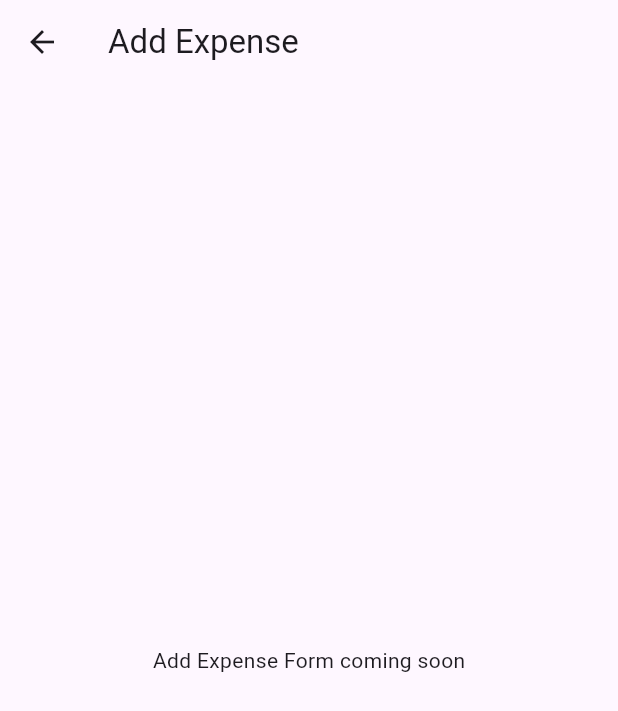
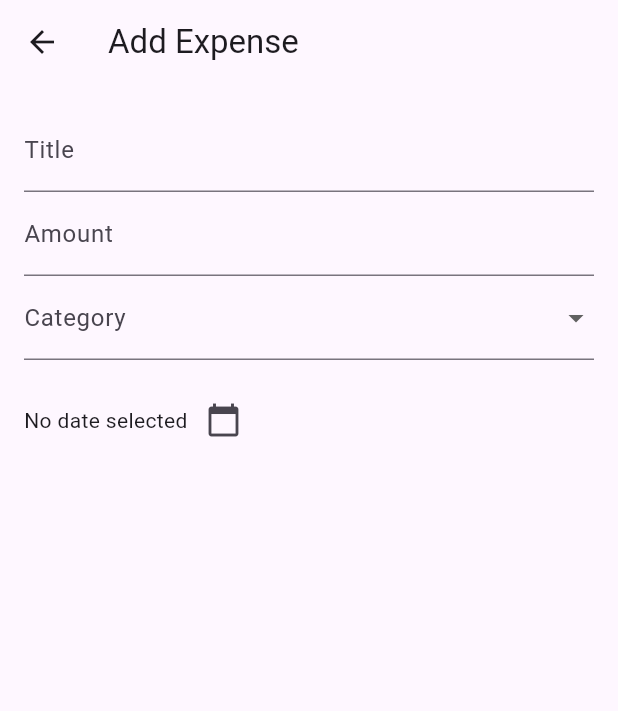
Before and after one commit to Yawar1109/expenseApp, a Flutter app: the AddExpenseScreen screen opened directly, on a phone screen of 412 x 824 dp. Shown: the top 711 px of the screen. Run offline on Flutter 3.47's test engine with Material 3 defaults, Android fonts, the phone set to English and light mode, and no system bars.

Commit message:
add form

```diff
--- a/lib/screens/addexpenses_screen.dart
+++ b/lib/screens/addexpenses_screen.dart
@@ -1,4 +1,7 @@
+import 'package:flutter/foundation.dart';
 import 'package:flutter/material.dart';
+import '../utils/categories.dart';
+
 
 class AddExpenseScreen extends StatefulWidget {
   const AddExpenseScreen({super.key});
@@ -8,15 +11,83 @@ class AddExpenseScreen extends StatefulWidget {
 }
 
 class _AddExpenseScreenState extends State<AddExpenseScreen> {
+  String? selectedCategory;
+  DateTime? selectedDate;
+  final _formKey = GlobalKey<FormState>();
   @override
   Widget build(BuildContext context) {
     return Scaffold(
       appBar: AppBar(
         title: Text("Add Expense"),
       ),
-      body: Center(
-        child: Text("Add Expense Form coming soon"),
+     body: Padding(
+  padding: const EdgeInsets.all(16.0),
+  child: Form(
+    key: _formKey,
+    child: Column(
+      children: [
+        TextFormField(
+          decoration: InputDecoration(
+            labelText: "Title",
+          ),
+          validator: (value){
+            if (value == null || value.isEmpty){
+              return "please enter a title"
+            }
+          },
+        ),
+        TextFormField(
+          keyboardType: TextInputType.number,
+          decoration: InputDecoration(
+            labelText: "Amount",
+
+          ),
+
+        ),
+       DropdownButtonFormField<String>(
+    decoration: InputDecoration(
+      labelText: "Category",
+    ),
+    items: expenseCategories.map((category) {
+      return DropdownMenuItem(
+        value: category,
+        child: Text(category),
+      );
+    }).toList(),
+    onChanged: (value) {
+      setState(() {
+        selectedCategory = value;
+      });
+    },
+    ),
+    const SizedBox(height: 16),
+    Row(
+    children: [
+      Text(
+        selectedDate == null
+            ? "No date selected"
+            : "${selectedDate!.day}/${selectedDate!.month}/${selectedDate!.year}",
       ),
+      IconButton(
+        icon: Icon(Icons.calendar_today),
+        onPressed: () async {
+          DateTime? pickedDate = await showDatePicker(
+            context: context,
+            initialDate: DateTime.now(),
+            firstDate: DateTime(2000),
+            lastDate: DateTime(2100),
+          );
+          setState(() {
+            selectedDate = pickedDate;
+          });
+        },
+      ),
+    ],
+    ),
+      ],
+    ),
+  ),
+),
     );
   }
 }
--- a/lib/screens/dashboardscreen.dart
+++ b/lib/screens/dashboardscreen.dart
@@ -6,6 +6,7 @@ class dashBoardScreen extends StatefulWidget {
   @override
   State<dashBoardScreen> createState() => _dashBoardScreenState();
 }
+
 
 class _dashBoardScreenState extends State<dashBoardScreen> {
   @override
--- a/lib/utils/categories.dart
+++ b/lib/utils/categories.dart
@@ -0,0 +1,7 @@
+const List <String> expenseCategories = [
+  'food',
+  'transport',
+  'bills',
+  'shopping',
+  'other'
+];
```
